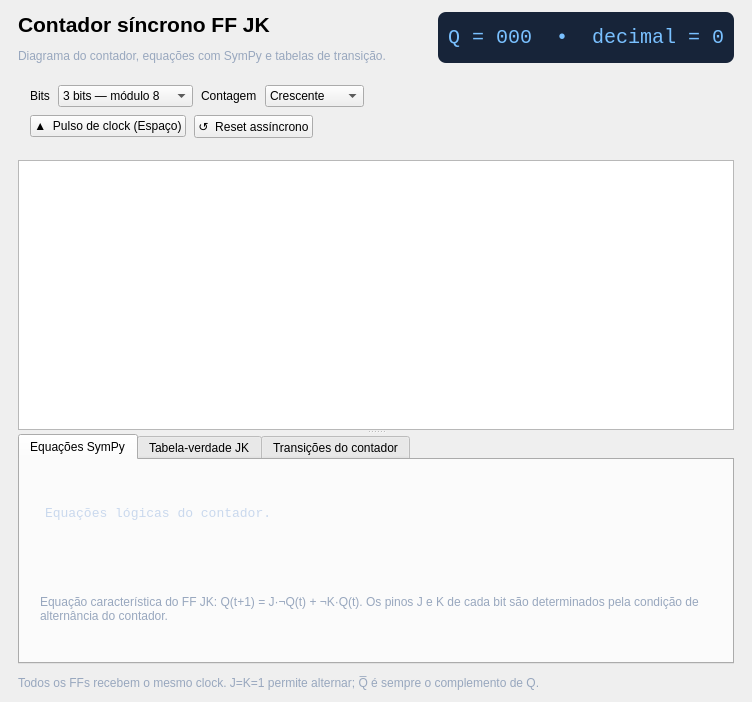
Qt form grupo_1_2026/Laboratorio eng Eletrica - Felipe Sass/sketch_Robo_Lutador_23_10_2026/sketch_Carro-Robo-Lutador-V7/docs/ui/jk_counter_page.ui (PedroVic12/Pikachu-Flask-Server) before a commit.
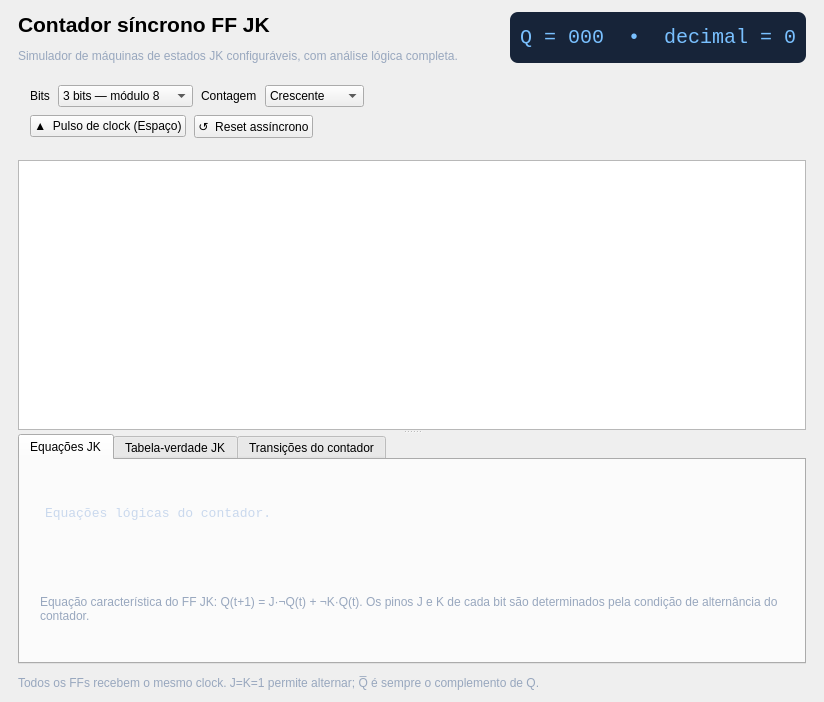
The same form after that commit.

What changed in the file:
```diff
--- a/grupo_1_2026/Laboratorio eng Eletrica - Felipe Sass/sketch_Robo_Lutador_23_10_2026/sketch_Carro-Robo-Lutador-V7/docs/ui/jk_counter_page.ui
+++ b/grupo_1_2026/Laboratorio eng Eletrica - Felipe Sass/sketch_Robo_Lutador_23_10_2026/sketch_Carro-Robo-Lutador-V7/docs/ui/jk_counter_page.ui
@@ -11,7 +11,7 @@
    <item><layout class="QHBoxLayout" name="pageHeadingLayout">
     <item><layout class="QVBoxLayout" name="titleLayout">
      <item><widget class="QLabel" name="lblTitle"><property name="text"><string>Contador síncrono FF JK</string></property><property name="styleSheet"><string notr="true">font-size: 21px; font-weight: 700;</string></property></widget></item>
-     <item><widget class="QLabel" name="lblSubtitle"><property name="text"><string>Diagrama do contador, equações com SymPy e tabelas de transição.</string></property><property name="styleSheet"><string notr="true">color: #98a7be;</string></property></widget></item>
+     <item><widget class="QLabel" name="lblSubtitle"><property name="text"><string>Simulador de máquinas de estados JK configuráveis, com análise lógica completa.</string></property><property name="styleSheet"><string notr="true">color: #98a7be;</string></property></widget></item>
     </layout></item>
     <item><spacer name="titleSpacer"><property name="orientation"><enum>Qt::Horizontal</enum></property><property name="sizeHint" stdset="0"><size><width>40</width><height>20</height></size></property></spacer></item>
     <item><widget class="QLabel" name="lblState"><property name="text"><string>Q = 000  •  decimal = 0</string></property><property name="styleSheet"><string notr="true">font-family: Consolas; font-size: 20px; color: #79c0ff; padding: 10px; background: #172439; border-radius: 8px;</string></property><property name="alignment"><set>Qt::AlignCenter</set></property></widget></item>
@@ -41,7 +41,7 @@
     <widget class="QTabWidget" name="jkTablesTabs">
      <property name="minimumSize"><size><width>0</width><height>230</height></size></property>
      <widget class="QWidget" name="equationTab">
-      <attribute name="title"><string>Equações SymPy</string></attribute>
+      <attribute name="title"><string>Equações JK</string></attribute>
       <layout class="QVBoxLayout" name="equationLayout">
        <item><widget class="QLabel" name="lblEquations"><property name="text"><string>Equações lógicas do contador.</string></property><property name="wordWrap"><bool>true</bool></property><property name="textInteractionFlags"><set>Qt::TextSelectableByMouse</set></property><property name="styleSheet"><string notr="true">font-family: Consolas; font-size: 13px; padding: 12px; color: #c9d8ed;</string></property></widget></item>
        <item><widget class="QLabel" name="lblEquationNote"><property name="text"><string>Equação característica do FF JK: Q(t+1) = J·¬Q(t) + ¬K·Q(t). Os pinos J e K de cada bit são determinados pela condição de alternância do contador.</string></property><property name="wordWrap"><bool>true</bool></property><property name="styleSheet"><string notr="true">color: #98a7be; padding: 8px;</string></property></widget></item>
```
